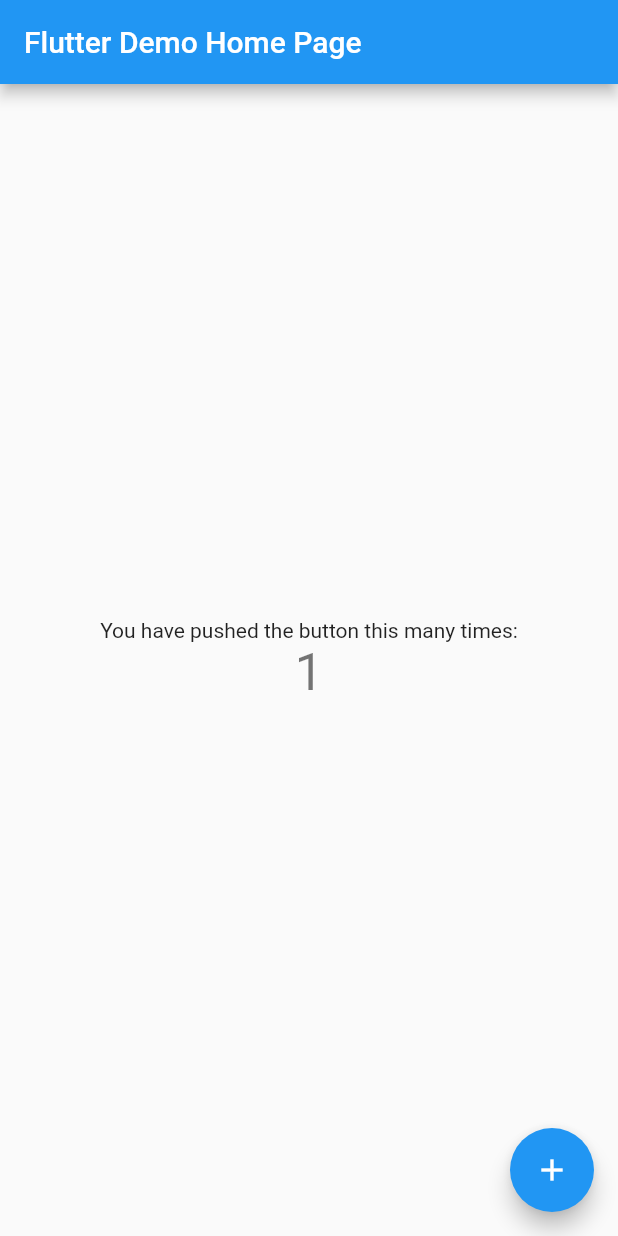
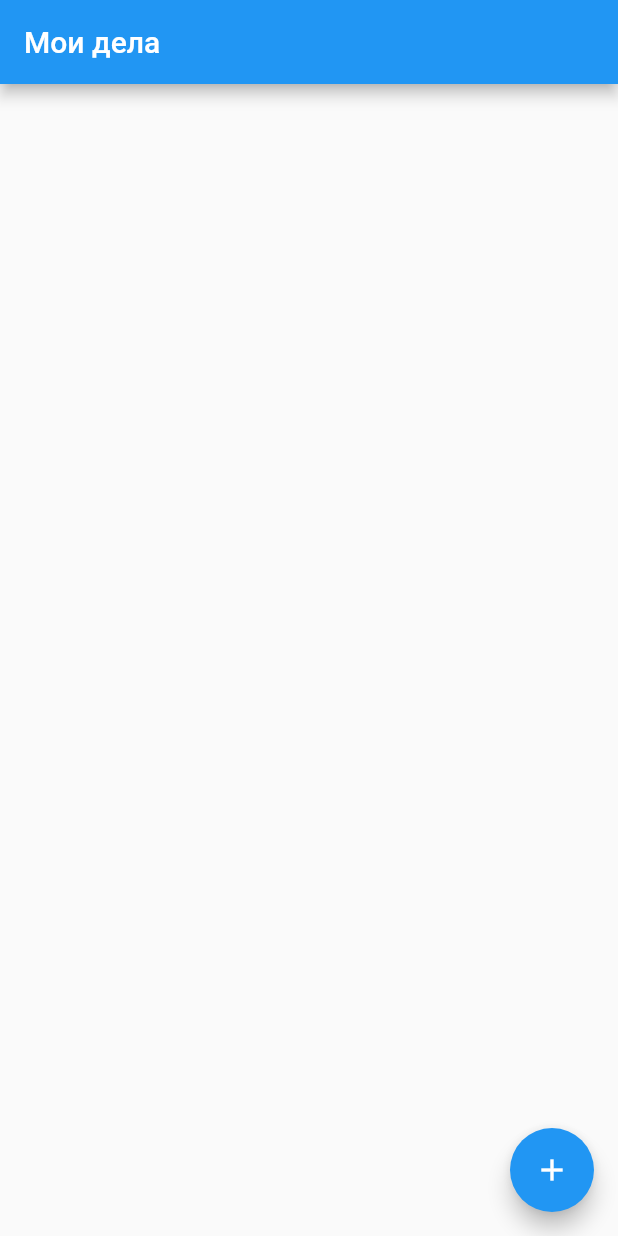
Before and after one commit to maksimn/todolistflutter, a Flutter app: the MyHomePage screen opened directly, after a tap on the "add" icon, on a phone screen of 412 x 824 dp. Run offline on Flutter 3.47's test engine with Material 2 defaults, Android fonts, the phone set to English and light mode, and no system bars.

Commit message:
[TDLF-1]: Main screen with Create Todo button.

```diff
--- a/lib/main.dart
+++ b/lib/main.dart
@@ -1,3 +1,4 @@
+import 'package:flutter/foundation.dart';
 import 'package:flutter/material.dart';
 
 void main() {
@@ -7,39 +8,20 @@ void main() {
 class MyApp extends StatelessWidget {
   const MyApp({Key? key}) : super(key: key);
 
-  // This widget is the root of your application.
   @override
   Widget build(BuildContext context) {
     return MaterialApp(
-      title: 'Flutter Demo',
+      title: 'Мои дела',
       theme: ThemeData(
-        // This is the theme of your application.
-        //
-        // Try running your application with "flutter run". You'll see the
-        // application has a blue toolbar. Then, without quitting the app, try
-        // changing the primarySwatch below to Colors.green and then invoke
-        // "hot reload" (press "r" in the console where you ran "flutter run",
-        // or simply save your changes to "hot reload" in a Flutter IDE).
-        // Notice that the counter didn't reset back to zero; the application
-        // is not restarted.
         primarySwatch: Colors.blue,
       ),
-      home: const MyHomePage(title: 'Flutter Demo Home Page'),
+      home: const MyHomePage(title: 'Мои дела'),
     );
   }
 }
 
 class MyHomePage extends StatefulWidget {
   const MyHomePage({Key? key, required this.title}) : super(key: key);
-
-  // This widget is the home page of your application. It is stateful, meaning
-  // that it has a State object (defined below) that contains fields that affect
-  // how it looks.
-
-  // This class is the configuration for the state. It holds the values (in this
-  // case the title) provided by the parent (in this case the App widget) and
-  // used by the build method of the State. Fields in a Widget subclass are
-  // always marked "final".
 
   final String title;
 
@@ -48,68 +30,24 @@ class MyHomePage extends StatefulWidget {
 }
 
 class _MyHomePageState extends State<MyHomePage> {
-  int _counter = 0;
-
-  void _incrementCounter() {
-    setState(() {
-      // This call to setState tells the Flutter framework that something has
-      // changed in this State, which causes it to rerun the build method below
-      // so that the display can reflect the updated values. If we changed
-      // _counter without calling setState(), then the build method would not be
-      // called again, and so nothing would appear to happen.
-      _counter++;
-    });
+  void _onPlusButtonPressed() {
+    if (kDebugMode) {
+      print('Plus button pressed on main screen');
+    }
   }
 
   @override
   Widget build(BuildContext context) {
-    // This method is rerun every time setState is called, for instance as done
-    // by the _incrementCounter method above.
-    //
-    // The Flutter framework has been optimized to make rerunning build methods
-    // fast, so that you can just rebuild anything that needs updating rather
-    // than having to individually change instances of widgets.
     return Scaffold(
       appBar: AppBar(
-        // Here we take the value from the MyHomePage object that was created by
-        // the App.build method, and use it to set our appbar title.
         title: Text(widget.title),
       ),
-      body: Center(
-        // Center is a layout widget. It takes a single child and positions it
-        // in the middle of the parent.
-        child: Column(
-          // Column is also a layout widget. It takes a list of children and
-          // arranges them vertically. By default, it sizes itself to fit its
-          // children horizontally, and tries to be as tall as its parent.
-          //
-          // Invoke "debug painting" (press "p" in the console, choose the
-          // "Toggle Debug Paint" action from the Flutter Inspector in Android
-          // Studio, or the "Toggle Debug Paint" command in Visual Studio Code)
-          // to see the wireframe for each widget.
-          //
-          // Column has various properties to control how it sizes itself and
-          // how it positions its children. Here we use mainAxisAlignment to
-          // center the children vertically; the main axis here is the vertical
-          // axis because Columns are vertical (the cross axis would be
-          // horizontal).
-          mainAxisAlignment: MainAxisAlignment.center,
-          children: <Widget>[
-            const Text(
-              'You have pushed the button this many times:',
-            ),
-            Text(
-              '$_counter',
-              style: Theme.of(context).textTheme.headline4,
-            ),
-          ],
-        ),
+      body: const Center(),
+      floatingActionButton: FloatingActionButton(
+        onPressed: _onPlusButtonPressed,
+        tooltip: 'Create new Todo',
+        child: const Icon(Icons.add),
       ),
-      floatingActionButton: FloatingActionButton(
-        onPressed: _incrementCounter,
-        tooltip: 'Increment',
-        child: const Icon(Icons.add),
-      ), // This trailing comma makes auto-formatting nicer for build methods.
     );
   }
 }
```
